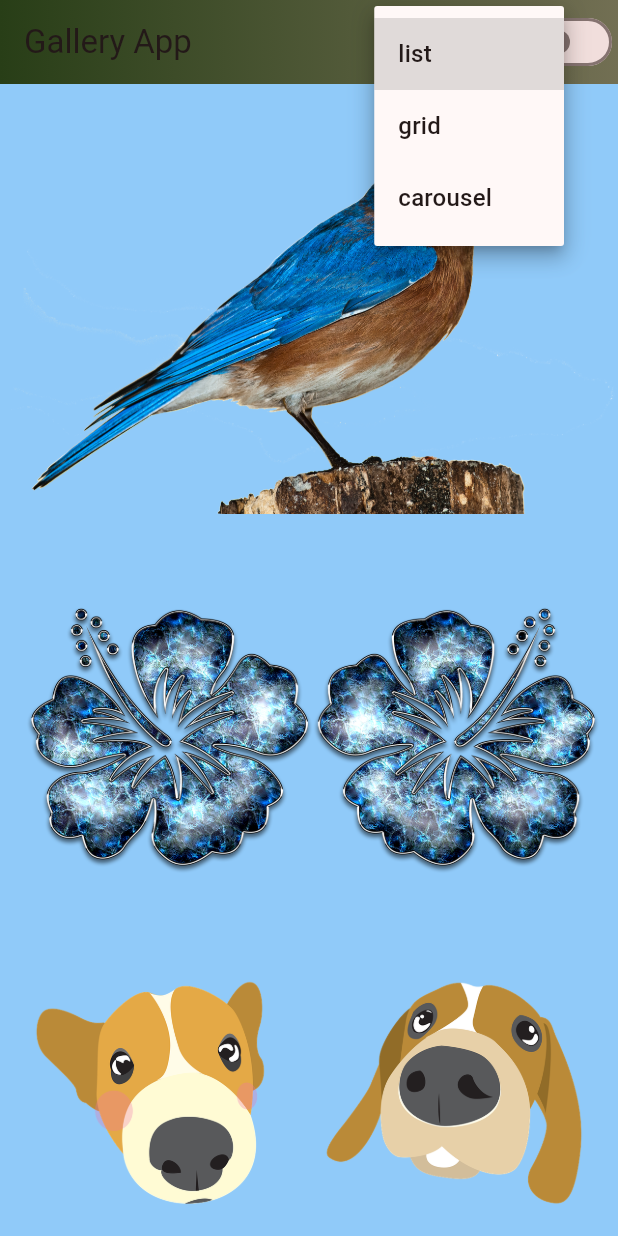
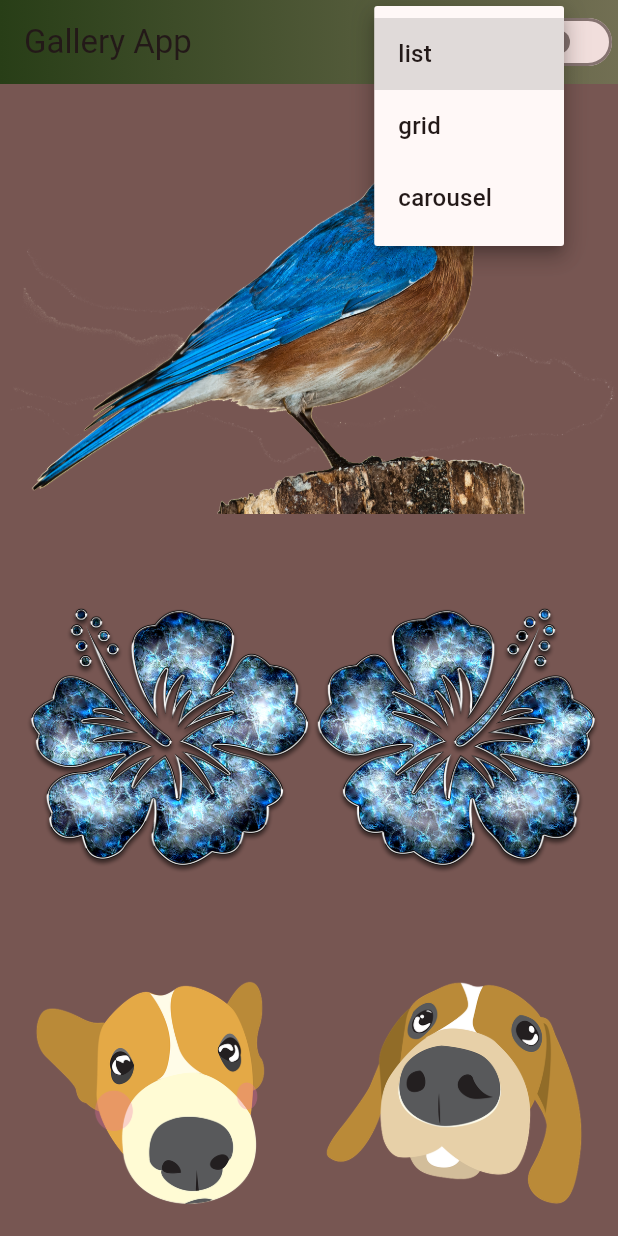
Before and after one commit to rahulagrawal1tw/GalleryApp, a Flutter app: the screen it shows after launch, after a tap on "list", on a phone screen of 412 x 824 dp. Run offline on Flutter 3.47's test engine with Material 3 defaults, Android fonts, the phone set to English and light mode, and no system bars; our stand-ins replace carousel_slider.

Commit message:
Added code to toggle theme using change notifier

```diff
--- a/lib/home_screen.dart
+++ b/lib/home_screen.dart
@@ -69,14 +69,12 @@ class _HomeScreen extends State<HomeScreen> {
 
   @override
   Widget build(BuildContext context) {
-    final themeProvider = Provider.of<ThemeProvider>(context);
-    final bodyColor =
-        themeProvider.isDarkMode ? Colors.blue.shade900 : Colors.blue.shade200;
+    final ThemeData theme = Theme.of(context);
     return Scaffold(
       appBar: CustomAppBar(
           saveViewPreference: _saveViewPreference, viewType: _viewType),
       body: Container(
-        color: bodyColor,
+        color: theme.colorScheme.secondary,
         child: GalleryWidget(viewType: _viewType, imagePaths: imagePaths),
       ),
     );
--- a/lib/main.dart
+++ b/lib/main.dart
@@ -6,13 +6,27 @@ import 'package:provider/provider.dart';
 
 void main() {
   runApp(
-    ChangeNotifierProvider(
-      create: (_) => ThemeProvider(),
-      child: MaterialApp(
-        theme: ThemeData.from(colorScheme: lightColorScheme),
-        darkTheme: ThemeData.from(colorScheme: darkColorScheme),
-        home: const HomeScreen(),
-      ),
-    ),
+    const SampleApp()
   );
 }
+
+class SampleApp extends StatelessWidget {
+  const SampleApp({super.key});
+
+  @override
+  Widget build(BuildContext context) {
+    return ChangeNotifierProvider(
+      create: (_) => ThemeProvider(),
+      child: Builder(
+        builder: (context) {
+          return MaterialApp(
+            theme: ThemeData.from(colorScheme: lightColorScheme),
+            darkTheme: ThemeData.from(colorScheme: darkColorScheme),
+            home: const HomeScreen(),
+            themeMode: Provider.of<ThemeProvider>(context).isDarkMode ? ThemeMode.dark :ThemeMode.light,
+          );
+        }
+      ),
+    );
+  }
+}
```
